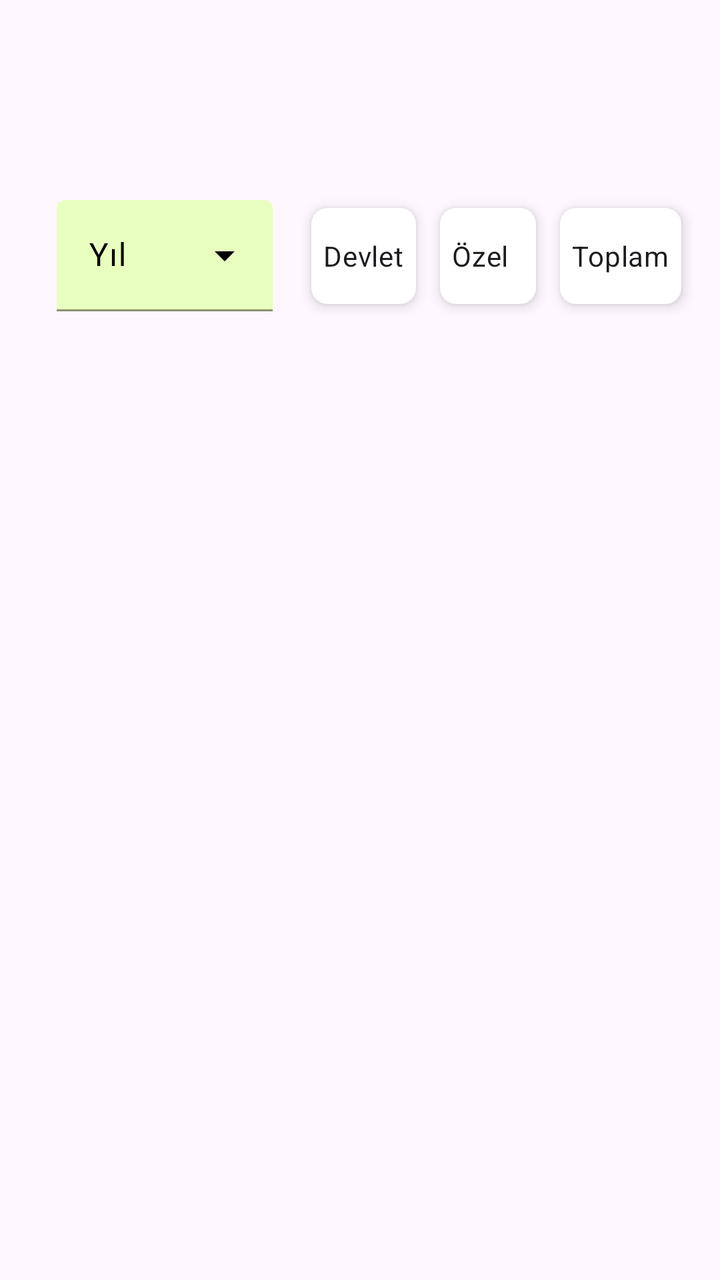
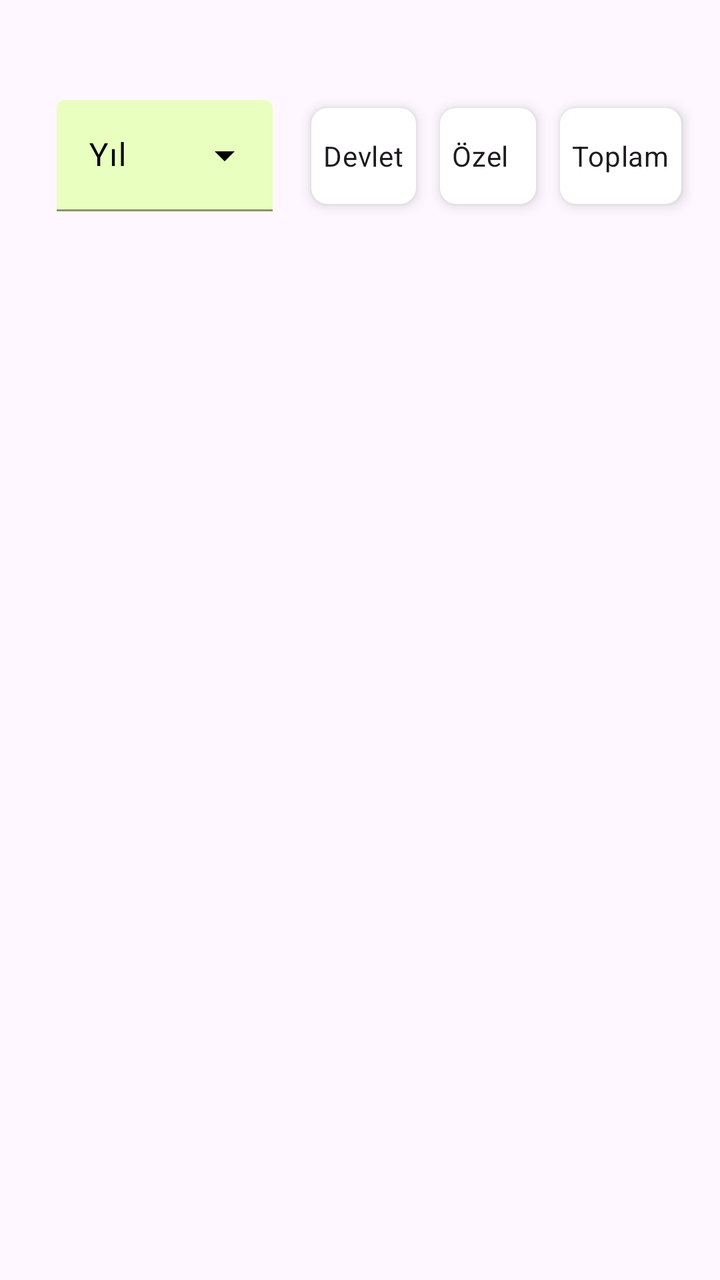

Two renders of the same Android screen: before a commit and after it. Below are the layout's source before the change and the commit's diff.
<!-- AndroidManifest.xml: application theme Theme.DesignExample -->
<!-- res/layout/fragment_birinci.xml -->
<?xml version="1.0" encoding="utf-8"?>
<androidx.constraintlayout.widget.ConstraintLayout xmlns:android="http://schemas.android.com/apk/res/android"
    xmlns:app="http://schemas.android.com/apk/res-auto"
    xmlns:tools="http://schemas.android.com/tools"
    android:layout_width="match_parent"
    android:layout_height="match_parent"
    app:layoutDescription="@xml/fragment_birinci_scene2"
    tools:context=".design.birinciFragment">


    <com.google.android.material.textfield.TextInputLayout
        android:id="@+id/YilSecimMenu"
        style="@style/Widget.Material3.TextInputLayout.FilledBox.ExposedDropdownMenu"
        android:layout_width="0dp"
        android:layout_height="wrap_content"
        android:layout_marginStart="15dp"
        android:layout_marginTop="100dp"
        android:hint="Yıl"
        android:textColorHint="@color/black"
        app:boxBackgroundColor="#E9FFBF"
        app:boxStrokeColor="#E9FFBF"
        app:endIconTint="@color/black"
        app:hintTextColor="@color/black"
        app:layout_constraintEnd_toStartOf="@+id/radioGroup2"
        app:layout_constraintHorizontal_bias="0.5"
        app:layout_constraintStart_toStartOf="parent"
        app:layout_constraintTop_toTopOf="parent"
        app:layout_constraintWidth_percent="0.3"
        android:elevation="4dp">

        <AutoCompleteTextView
            android:layout_width="match_parent"
            android:layout_height="wrap_content"
            android:inputType="none" />

    </com.google.android.material.textfield.TextInputLayout>

    <RadioGroup
        android:id="@+id/radioGroup2"
        android:layout_width="wrap_content"
        android:layout_height="wrap_content"
        android:orientation="horizontal"
        app:layout_constraintBottom_toBottomOf="@+id/YilSecimMenu"
        app:layout_constraintEnd_toEndOf="parent"

        app:layout_constraintHorizontal_bias="0.5"
        app:layout_constraintStart_toEndOf="@+id/YilSecimMenu"
        app:layout_constraintTop_toTopOf="@+id/YilSecimMenu">

        <RadioButton
            android:id="@+id/radioButton"
            android:layout_width="wrap_content"
            android:layout_height="wrap_content"
            android:layout_margin="6dp"
            android:background="@drawable/radio_button_selector"
            android:button="@null"
            android:elevation="4dp"
            android:padding="6dp"
            android:text="Devlet" />

        <RadioButton
            android:id="@+id/radioButton2"
            android:layout_width="match_parent"
            android:layout_height="wrap_content"
            android:layout_margin="6dp"
            android:layout_marginEnd="10dp"
            android:background="@drawable/radio_button_selector"
            android:button="@null"
            android:elevation="4dp"
            android:padding="6dp"
            android:text="Özel" />

        <RadioButton
            android:id="@+id/radioButton3"
            android:layout_width="match_parent"
            android:layout_height="wrap_content"
            android:layout_margin="6dp"
            android:layout_marginEnd="10dp"
            android:background="@drawable/radio_button_selector"
            android:button="@null"
            android:elevation="4dp"
            android:padding="6dp"
            android:text="Toplam" />
    </RadioGroup>


</androidx.constraintlayout.widget.ConstraintLayout>
<!-- resources referenced by this layout -->
<resources>
  <color name="black">#FF000000</color>
  <!-- drawable radio_button_selector (drawable) -->
  <?xml version="1.0" encoding="utf-8"?>
  <selector xmlns:android="http://schemas.android.com/apk/res/android">
  
      <item android:state_checked="true">
          <shape android:shape="rectangle">
              <solid android:color="#E9FFBF"/>
              <corners android:radius="8dp"/>
          </shape>
      </item>
  
      <item android:state_checked="false">
          <shape android:shape="rectangle">
              <solid android:color="#FFFFFF"/>
              <corners android:radius="8dp"/>
          </shape>
      </item>
  
  
  </selector>
  <style name="Theme.DesignExample" parent="Base.Theme.DesignExample" />
  <style name="Base.Theme.DesignExample" parent="Theme.Material3.DayNight.NoActionBar">
          
          
      </style>
</resources>

<!-- the commit's change to res/layout/fragment_birinci.xml (unified diff, before → after) -->
@@ -14,7 +14,8 @@
         android:layout_width="0dp"
         android:layout_height="wrap_content"
         android:layout_marginStart="15dp"
-        android:layout_marginTop="100dp"
+        android:layout_marginTop="50dp"
+        android:elevation="4dp"
         android:hint="Yıl"
         android:textColorHint="@color/black"
         app:boxBackgroundColor="#E9FFBF"
@@ -25,8 +26,7 @@
         app:layout_constraintHorizontal_bias="0.5"
         app:layout_constraintStart_toStartOf="parent"
         app:layout_constraintTop_toTopOf="parent"
-        app:layout_constraintWidth_percent="0.3"
-        android:elevation="4dp">
+        app:layout_constraintWidth_percent="0.3">
 
         <AutoCompleteTextView
             android:layout_width="match_parent"
@@ -83,5 +83,13 @@
             android:text="Toplam" />
     </RadioGroup>
 
+    <androidx.recyclerview.widget.RecyclerView
+        android:layout_width="match_parent"
+        android:layout_height="0dp"
+        app:layout_constraintHeight_percent="0.1"
+        tools:layout_editor_absoluteX="1dp"
+        tools:layout_editor_absoluteY="109dp"
+        android:orientation="horizontal"/>
+
 
 </androidx.constraintlayout.widget.ConstraintLayout>
<!-- resource entries referenced after the edit -->
@@ -25,6 +25,7 @@
   <style name="Base.Theme.DesignExample" parent="Theme.Material3.DayNight.NoActionBar">
           
           
+          <item name="android:statusBarColor">@color/black</item>
       </style>
 </resources>
 
